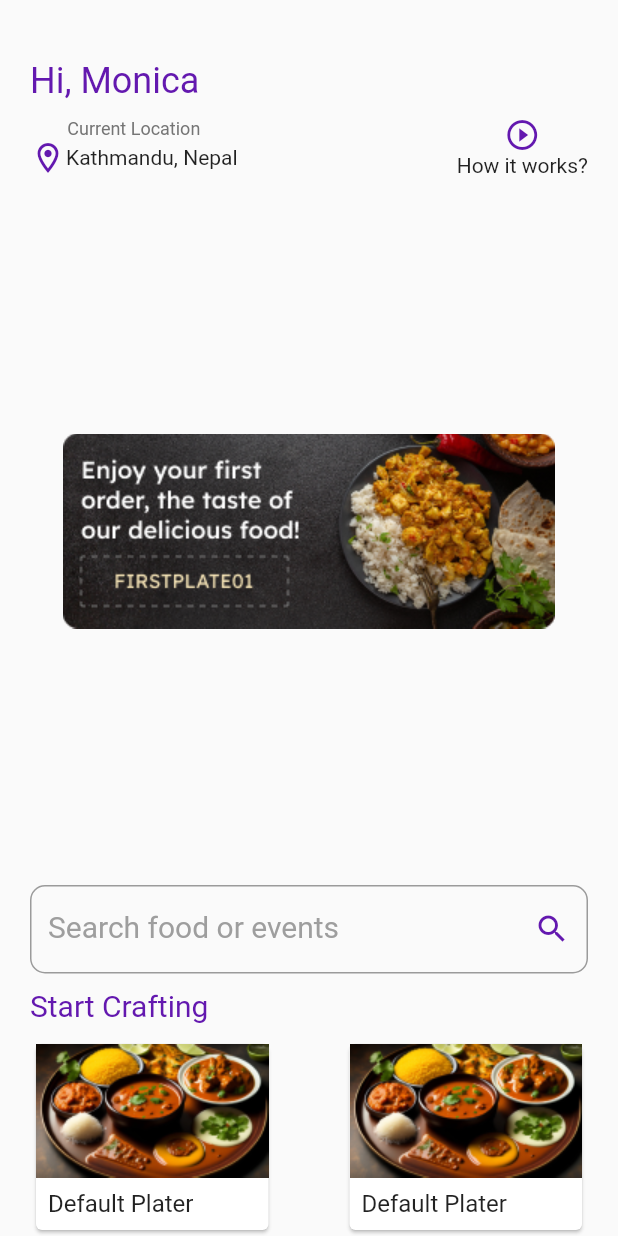
After one commit to AditiSingh2003/Food, a Flutter app: the HomeScreen screen opened directly, on a phone screen of 412 x 824 dp. The commit adds this screen. Run offline on Flutter 3.47's test engine with Material 2 defaults, Android fonts, the phone set to English and light mode, and no system bars; our stand-ins replace pinput, smooth_page_indicator; Roboto replaces fonts that are missing (Lexend).

Commit message:
completed iwith the header and scroll

```diff
--- /dev/null
+++ b/lib/Home/crafting.dart
@@ -0,0 +1,98 @@
+import 'package:flutter/material.dart';
+
+class Crafting extends StatefulWidget {
+  const Crafting({super.key});
+
+  @override
+  State<Crafting> createState() => _CraftingState();
+}
+
+class _CraftingState extends State<Crafting> {
+  @override
+  Widget build(BuildContext context) {
+    return  Container(
+        child: Column(
+          crossAxisAlignment: CrossAxisAlignment.start,
+          children: [
+            TextFormField(
+            decoration: InputDecoration(
+              labelText: 'Search food or events',
+              labelStyle: TextStyle(
+                color: Colors.grey,
+                fontSize: 20,
+                fontFamily: 'Lexend',
+              ),
+              suffixIcon: Icon(
+                Icons.search,
+                color: Color(0xFF6318AF),
+              ),
+              border: OutlineInputBorder(
+                borderRadius: BorderRadius.circular(10),
+              ),
+            ),
+          ),
+          SizedBox(
+            height: 10,
+          ),
+            Text(
+              'Start Crafting',
+              textAlign: TextAlign.start,
+              style: TextStyle(
+                color: Color(0xFF6318AF),
+                fontSize: 20,
+                fontWeight: FontWeight.w400
+              ),
+            ),
+            SizedBox(
+              height: 10,
+            ),
+            Row(
+              mainAxisAlignment: MainAxisAlignment.spaceBetween,
+              children: [
+                Card(
+                child: Column(
+                crossAxisAlignment: CrossAxisAlignment.start,
+                children: [
+                  Container(
+                    child: Image.asset('assets/def.png',
+                    ),
+                  ),
+                  Padding(
+                    padding: const EdgeInsets.all(8.0),
+                    child: Text(
+                      'Default Plater',
+                      style: TextStyle(
+                        fontSize: 16,
+                      ),
+                    ),
+                  ),
+                ],
+          ),
+          ),
+           Card(
+                child: Column(
+                crossAxisAlignment: CrossAxisAlignment.start,
+                children: [
+                  Container(
+                    child: Image.asset('assets/def.png',
+                    ),
+                  ),
+                  Padding(
+                    padding: const EdgeInsets.all(8.0),
+                    child: Text(
+                      'Default Plater',
+                      style: TextStyle(
+                        fontSize: 16,
+                      ),
+                    ),
+                  ),
+                ],
+          ),
+          ),
+              ],
+            ),
+          ],
+      ),
+    );
+  }
+}
--- /dev/null
+++ b/lib/Home/header.dart
@@ -0,0 +1,69 @@
+import 'package:flutter/material.dart';
+
+class Home extends StatefulWidget {
+  const Home({Key? key}) : super(key: key);
+
+  @override
+  State<Home> createState() => _HomeState();
+}
+
+class _HomeState extends State<Home> {
+  @override
+  Widget build(BuildContext context) {
+    return Container(
+      child: Column(
+        crossAxisAlignment: CrossAxisAlignment.start,
+        children: [
+          SizedBox(
+            height: 40,
+          ),
+          Text(
+            'Hi, Monica',
+            textAlign: TextAlign.start,
+            style: TextStyle(
+              fontSize: 24,
+              color: Color(0xFF6318AF),
+            ),
+          ),
+          SizedBox(
+            height: 10,
+          ),
+          Row(
+            mainAxisAlignment: MainAxisAlignment.spaceBetween,
+            children: [
+              Column(
+                children: [
+                  Text(
+                    'Current Location',
+                    style: TextStyle(
+                      fontSize: 12,
+                      color: Colors.grey.shade600,
+                    ),
+                  ),
+                  Row(
+                    children: [
+                      Icon(
+                        Icons.location_on_outlined,
+                        color: Color(0xFF6318AF),
+                      ),
+                      Text('Kathmandu, Nepal'),
+                    ],
+                  ),
+                ],
+              ),
+              Column(
+                children: [
+                  Icon(
+                    Icons.play_circle_outline_outlined,
+                    color: Color(0xFF6318AF),
+                  ),
+                  Text('How it works?'),
+                ],
+              ),
+            ],
+          ),
+        ],
+      ),
+    );
+  }
+}
--- /dev/null
+++ b/lib/Home/homeScreen.dart
@@ -0,0 +1,29 @@
+import 'package:flutter/material.dart';
+import 'package:food/Home/crafting.dart';
+import 'package:food/Home/header.dart';
+import 'package:food/Home/scroll.dart';
+
+class HomeScreen extends StatefulWidget {
+  const HomeScreen({super.key});
+
+  @override
+  State<HomeScreen> createState() => _HomeScreenState();
+}
+
+class _HomeScreenState extends State<HomeScreen> {
+  @override
+  Widget build(BuildContext context) {
+    return Scaffold(
+      body: Container(
+        padding: EdgeInsets.symmetric(horizontal: 20,),
+        child: Column(
+          children: [
+            Home(),
+            Scroll(),
+            Crafting(),
+          ],
+        ),
+      ),
+    );
+  }
+}
--- /dev/null
+++ b/lib/Home/scroll.dart
@@ -0,0 +1,24 @@
+import 'package:flutter/material.dart';
+
+class Scroll extends StatefulWidget {
+  const Scroll({super.key});
+
+  @override
+  State<Scroll> createState() => _ScrollState();
+}
+
+class _ScrollState extends State<Scroll> {
+  @override
+  Widget build(BuildContext context) {
+    return  Expanded(
+      child: PageView(
+          scrollDirection: Axis.horizontal,
+          children: [
+              Image.asset('assets/header.png',),
+              Image.asset('assets/header.png',),
+              Image.asset('assets/header.png',),
+          ],
+      ),
+    );
+  }
+}
```
Also changed, not shown: lib/Auth/detail.dart (added, +113 -0 lines), lib/Auth/otp.dart (+7 -1 lines), assets/custom.png (added), assets/def.png (added), assets/header.png (added).
